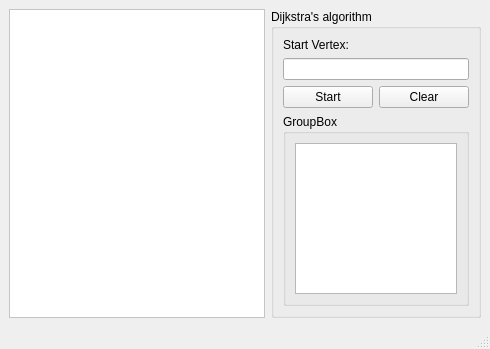
The window that mainwindow.ui (Binaya764/Graphify) describes before a commit, drawn with Qt 5.
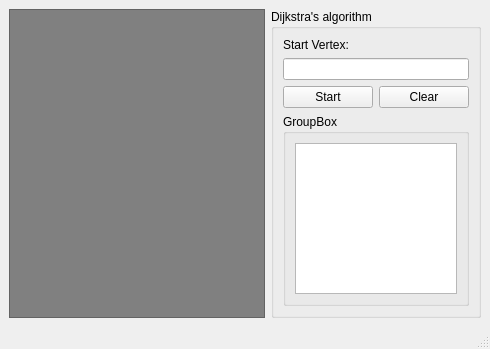
The same window after the commit.

What changed in the file:
```diff
--- a/mainwindow.ui
+++ b/mainwindow.ui
@@ -26,7 +26,7 @@
       <item>
        <widget class="QGraphicsView" name="graphicsView">
         <property name="styleSheet">
-         <string notr="true">background-color: white;
+         <string notr="true">background-color: gray;
 padding: 10px;</string>
         </property>
        </widget>
```
